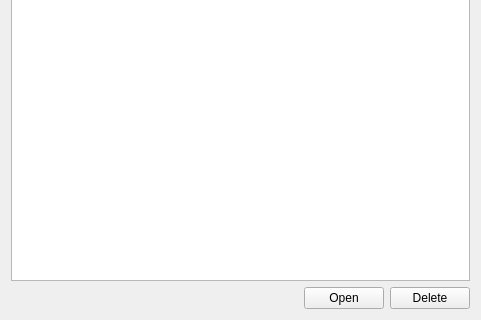
Qt form TECFS/searchBooksWidget.ui (AnthonyHMR/ITCR.DatosII.ProyectoIII.TECFS) before a commit; both pictures show x 0 to 481 and y 138 to 458 of the 481 by 458 pixel window.
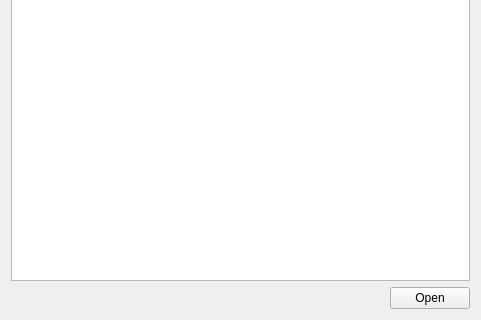
The same form after that commit.

Commit message: search functionality implemented

Patch:
```diff
--- a/TECFS/searchBooksWidget.ui
+++ b/TECFS/searchBooksWidget.ui
@@ -72,13 +72,6 @@
        </property>
       </widget>
      </item>
-     <item>
-      <widget class="QPushButton" name="deleteButton">
-       <property name="text">
-        <string>Delete</string>
-       </property>
-      </widget>
-     </item>
     </layout>
    </item>
   </layout>
```
The commit also changes 3 other files.
